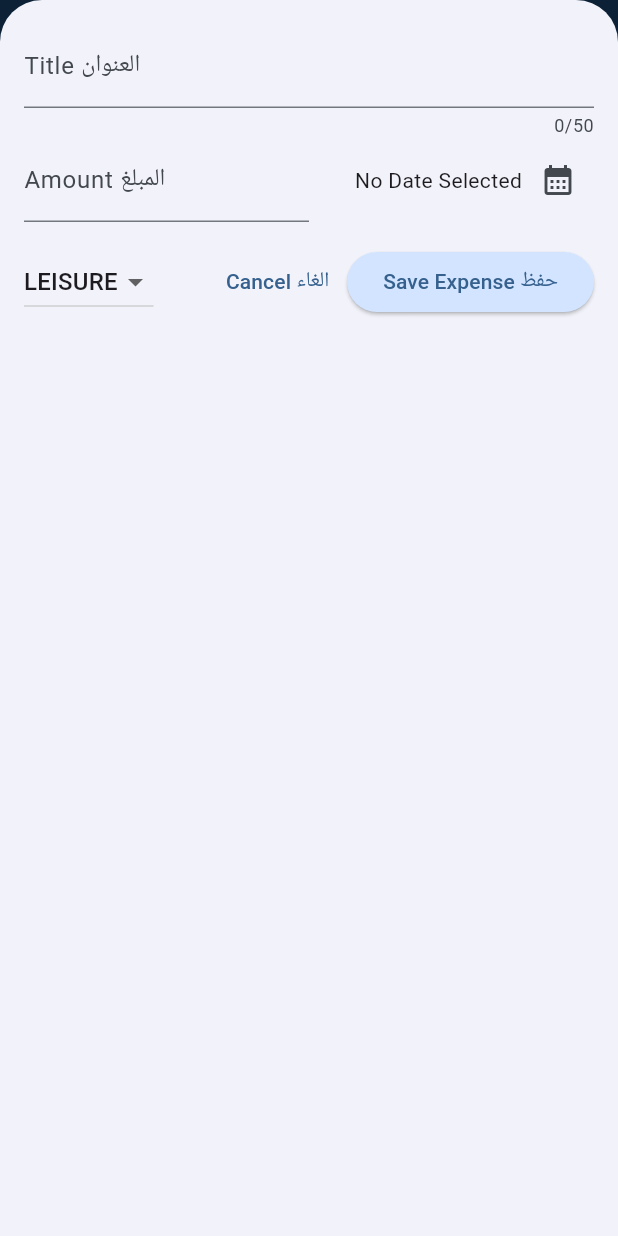
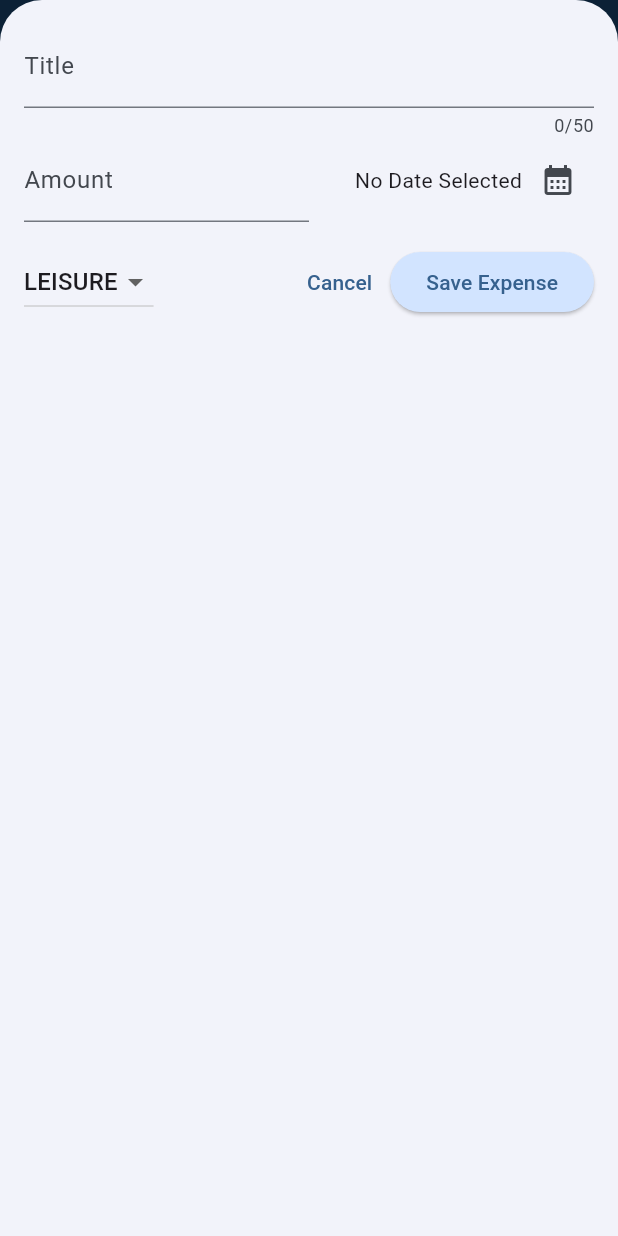
Before and after one commit to Abdullah-XDev/Tracker-App, a Flutter app: the screen it shows after launch, after a tap on the "add" icon, on a phone screen of 412 x 824 dp. Run offline on Flutter 3.47's test engine with Material 3 defaults, Android fonts, the phone set to English and light mode, and no system bars.

```diff
--- a/lib/widgets/expenses.dart
+++ b/lib/widgets/expenses.dart
@@ -15,12 +15,12 @@ class Expenses extends StatefulWidget {
 class _ExpensesState extends State<Expenses> {
   final List<Expense> _registredExpenses = [
     Expense(
-        title: 'Transportation مواصلات',
+        title: 'Transportation',
         amount: 39.9,
         date: DateTime.now(),
         category: Category.work),
     Expense(
-        title: 'Movie افلام',
+        title: 'Movie',
         amount: 49.9,
         date: DateTime.now(),
         category: Category.leisure),
@@ -52,9 +52,9 @@ class _ExpensesState extends State<Expenses> {
     ScaffoldMessenger.of(context).showSnackBar(
       SnackBar(
         duration: const Duration(seconds: 3),
-        content: const Text('Expense Deleted حذفت النفقات'),
+        content: const Text('Expense Deleted'),
         action: SnackBarAction(
-            label: 'Undo تراجع',
+            label: 'Undo',
             onPressed: () {
               setState(() {
                 _registredExpenses.insert(expenseIndex, expense);
@@ -70,7 +70,7 @@ class _ExpensesState extends State<Expenses> {
 
 
     Widget mainContent = const Center(
-      child: Text('No Expenses found. Start adding some?! لا يوجد نفقات قم بالاضافة'),
+      child: Text('No Expenses found. Start adding some?!'),
     );
 
     if (_registredExpenses.isNotEmpty) {
@@ -82,7 +82,7 @@ class _ExpensesState extends State<Expenses> {
 
     return Scaffold(
       appBar: AppBar(
-        title: const Text('Expense Tracker تتبع نفقاتك'), //تتبع نفقاتك
+        title: const Text('Expense Tracker '), //تتبع نفقاتك
         actions: [
           IconButton(
             onPressed: _openAddExpenseOverlay,
--- a/lib/widgets/new_expense.dart
+++ b/lib/widgets/new_expense.dart
@@ -42,14 +42,14 @@ class _NewExpenseState extends State<NewExpense> {
       showDialog(
         context: context,
         builder: (ctx) => AlertDialog(
-          title: const Text('Invalid Input غير صحيح'),
-          content: const Text('Please make sure to fill all fields correctly! الرجاء التأكد من ادخال جميع الحقول'),
+          title: const Text('Invalid Input'),
+          content: const Text('Please make sure to fill all fields correctly!'),
           actions: [
             TextButton(
               onPressed: () {
                 Navigator.pop(ctx);
               },
-              child: const Text('Okay تم'),
+              child: const Text('Okay'),
             ),
           ],
         ),
@@ -97,7 +97,7 @@ class _NewExpenseState extends State<NewExpense> {
                   controller: _titleController,
                   maxLength: 50,
                   decoration: const InputDecoration(
-                    label: Text('Title العنوان'),
+                    label: Text('Title'),
                   ),
                 ),
                 ),
@@ -108,7 +108,7 @@ class _NewExpenseState extends State<NewExpense> {
                         keyboardType: TextInputType.number,
                         decoration: const InputDecoration(
                           prefixText: '\$ ',
-                          label: Text('Amount المبلغ'),
+                          label: Text('Amount'),
                         ),
                       ),
                     ),
@@ -119,7 +119,7 @@ class _NewExpenseState extends State<NewExpense> {
                   controller: _titleController,
                   maxLength: 50,
                   decoration: const InputDecoration(
-                    label: Text('Title العنوان'),
+                    label: Text('Title'),
                   ),
                 ),
                 if (width >= 600)
@@ -173,7 +173,7 @@ class _NewExpenseState extends State<NewExpense> {
                         keyboardType: TextInputType.number,
                         decoration: const InputDecoration(
                           prefixText: '\$ ',
-                          label: Text('Amount المبلغ'),
+                          label: Text('Amount'),
                         ),
                       ),
                     ),
@@ -209,11 +209,11 @@ class _NewExpenseState extends State<NewExpense> {
                       onPressed: () {
                         Navigator.pop(context);
                       },
-                      child: const Text('Cancel الغاء'),
+                      child: const Text('Cancel'),
                     ),
                     ElevatedButton(
                       onPressed: _submitExpenseDatea,
-                      child: const Text('Save Expense خفظ'),
+                      child: const Text('Save Expense'),
                     ),
                 ],)
                 else
@@ -245,11 +245,11 @@ class _NewExpenseState extends State<NewExpense> {
                       onPressed: () {
                         Navigator.pop(context);
                       },
-                      child: const Text('Cancel الغاء'),
+                      child: const Text('Cancel'),
                     ),
                     ElevatedButton(
                       onPressed: _submitExpenseDatea,
-                      child: const Text('Save Expense حفظ'),
+                      child: const Text('Save Expense'),
                     ),
                   ],
                 )
```
